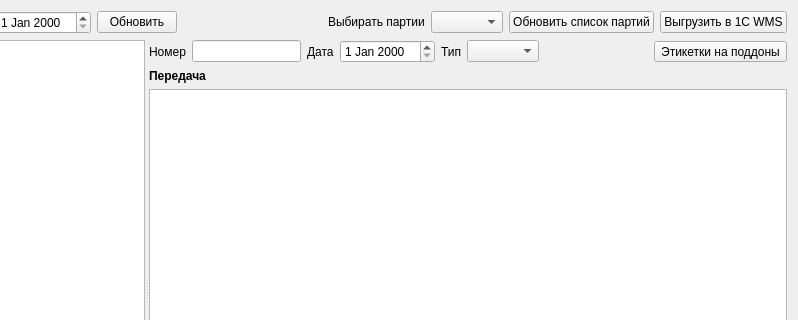
Old version of the form formacceptanceel.ui in the repository Sergeyego/warehouse; both pictures show x 153 to 951 and y 0 to 320 of the 951 by 550 pixel window.
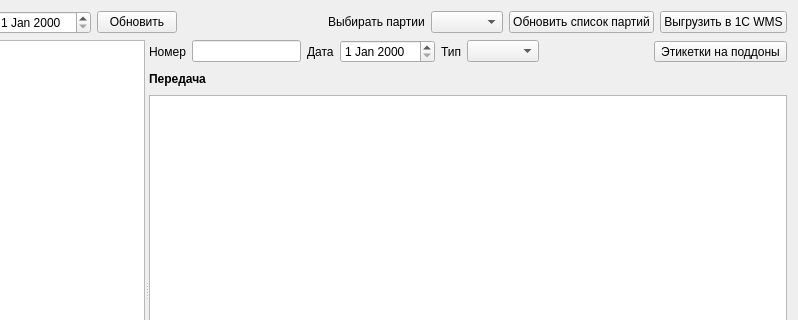
New version of the form. Custom widgets are drawn as their Qt base class.

```diff
--- a/formacceptanceel.ui
+++ b/formacceptanceel.ui
@@ -187,6 +187,8 @@
        <item>
         <layout class="QVBoxLayout" name="verticalLayout">
          <item>
+          <layout class="QHBoxLayout" name="horizontalLayout_2">
+           <item>
           <widget class="QLabel" name="labelSum">
            <property name="font">
             <font>
@@ -198,6 +200,21 @@
             <string>Передача</string>
            </property>
           </widget>
+           </item>
+           <item>
+            <spacer name="horizontalSpacer_2">
+             <property name="orientation">
+              <enum>Qt::Horizontal</enum>
+             </property>
+             <property name="sizeHint" stdset="0">
+              <size>
+               <width>40</width>
+               <height>20</height>
+              </size>
+             </property>
+            </spacer>
+           </item>
+          </layout>
          </item>
          <item>
           <widget class="DbViewer" name="tableViewAccData"/>
```
Lines whose indentation alone changed are shown as unchanged.
